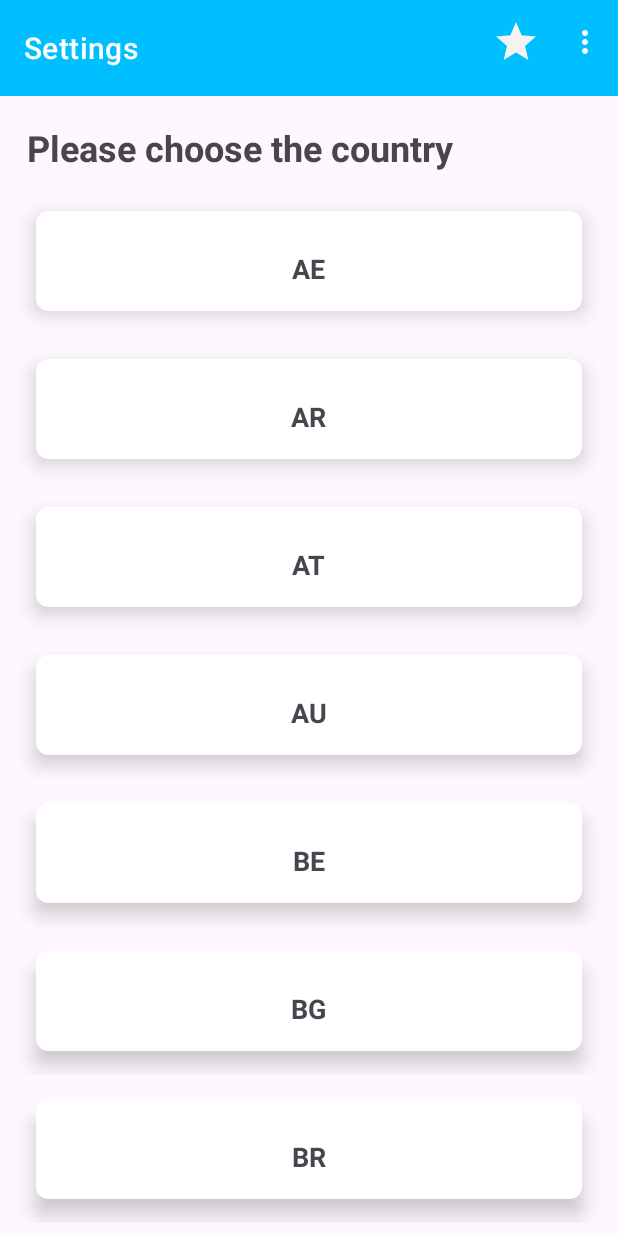
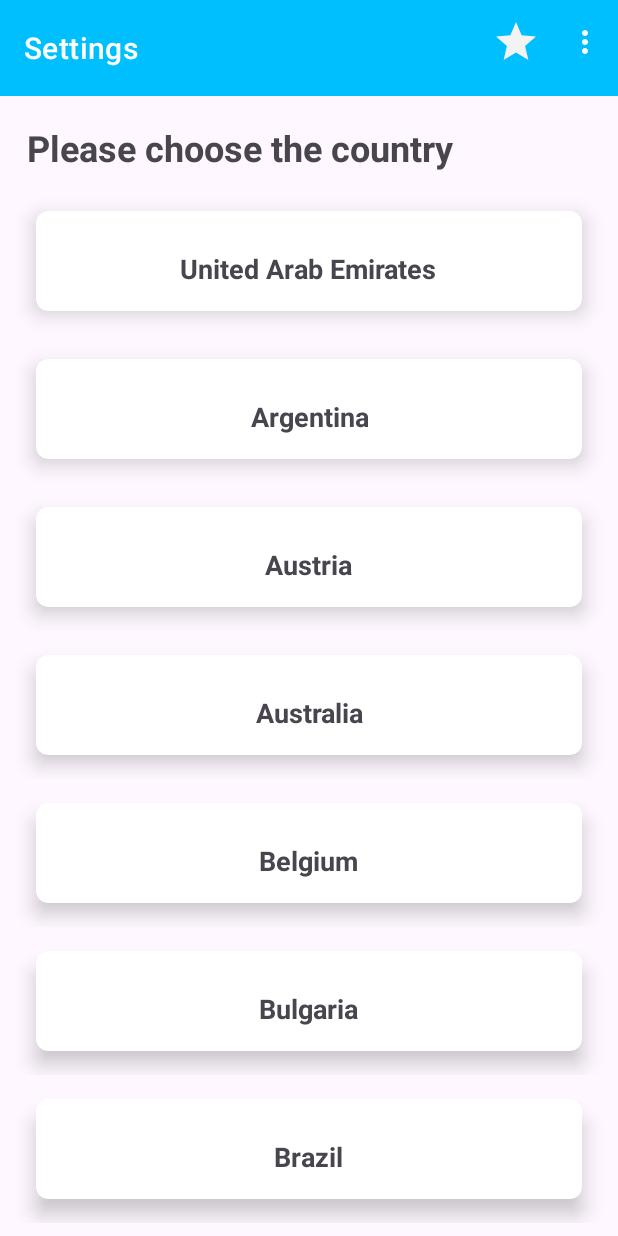
Before and after one commit to darsh-7/NewsApp, an Android app: the SettingsFragment screen opened through its navigation route, on a phone screen of 412 x 824 dp. Run offline under Robolectric (Android 15) with nearby library versions, the phone set to English and light mode, and no system bars; our stand-ins replace Firebase (no records; nobody signed in at launch, a user with empty details on screens opened directly).

Commit message:
country list

```diff
--- /dev/null
+++ b/app/src/main/java/com/darsh/news/data/remote/data_model/CounriesList.kt
@@ -0,0 +1,58 @@
+package com.darsh.news.data.remote.data_model
+
+val countryList = listOf(
+    Country("United Arab Emirates", "ae"),
+    Country("Argentina", "ar"),
+    Country("Austria", "at"),
+    Country("Australia", "au"),
+    Country("Belgium", "be"),
+    Country("Bulgaria", "bg"),
+    Country("Brazil", "br"),
+    Country("Canada", "ca"),
+    Country("Switzerland", "ch"),
+    Country("China", "cn"),
+    Country("Colombia", "co"),
+    Country("Cuba", "cu"),
+    Country("Czech Republic", "cz"),
+    Country("Germany", "de"),
+    Country("Egypt", "eg"),
+    Country("France", "fr"),
+    Country("United Kingdom", "gb"),
+    Country("Greece", "gr"),
+    Country("Hong Kong", "hk"),
+    Country("Hungary", "hu"),
+    Country("Indonesia", "id"),
+    Country("Ireland", "ie"),
+    Country("Israel", "il"),
+    Country("India", "in"),
+    Country("Italy", "it"),
+    Country("Japan", "jp"),
+    Country("South Korea", "kr"),
+    Country("Lithuania", "lt"),
+    Country("Latvia", "lv"),
+    Country("Morocco", "ma"),
+    Country("Mexico", "mx"),
+    Country("Malaysia", "my"),
+    Country("Nigeria", "ng"),
+    Country("Netherlands", "nl"),
+    Country("Norway", "no"),
+    Country("New Zealand", "nz"),
+    Country("Philippines", "ph"),
+    Country("Poland", "pl"),
+    Country("Portugal", "pt"),
+    Country("Romania", "ro"),
+    Country("Serbia", "rs"),
+    Country("Russia", "ru"),
+    Country("Saudi Arabia", "sa"),
+    Country("Sweden", "se"),
+    Country("Singapore", "sg"),
+    Country("Slovenia", "si"),
+    Country("Slovakia", "sk"),
+    Country("Thailand", "th"),
+    Country("Turkey", "tr"),
+    Country("Taiwan", "tw"),
+    Country("Ukraine", "ua"),
+    Country("United States", "us"),
+    Country("Venezuela", "ve"),
+    Country("South Africa", "za")
+)
--- /dev/null
+++ b/app/src/main/java/com/darsh/news/data/remote/data_model/Country.kt
@@ -0,0 +1,6 @@
+package com.darsh.news.data.remote.data_model
+
+data class Country(
+    val name: String,  // Shown to user
+    val code: String   // Sent to NewsAPI
+)
--- a/app/src/main/java/com/darsh/news/presentation/home/HomeFragment.kt
+++ b/app/src/main/java/com/darsh/news/presentation/home/HomeFragment.kt
@@ -36,6 +36,7 @@ class HomeFragment : Fragment() {
 
     override fun onViewCreated(view: View, savedInstanceState: Bundle?) {
         super.onViewCreated(view, savedInstanceState)
+        val selectedCountry = arguments?.getString("selectedCountry") ?: "us"
 
         adapter = HomeAdapter(emptyList())
         binding.recyclerView.layoutManager = LinearLayoutManager(requireContext())
@@ -44,6 +45,7 @@ class HomeFragment : Fragment() {
         adapter.setOnItemClickListener { category ->
             val bundle = Bundle().apply {
                 putString("category", category)
+                putString("selectedCountry", selectedCountry)
             }
             findNavController().navigate(R.id.action_homeFragment_to_newsFragment, bundle)
         }
--- a/app/src/main/java/com/darsh/news/presentation/ui/adapters/CountryAdapter.kt
+++ b/app/src/main/java/com/darsh/news/presentation/ui/adapters/CountryAdapter.kt
@@ -3,9 +3,13 @@ package com.darsh.news.presentation.ui.adapters
 import android.view.LayoutInflater
 import android.view.ViewGroup
 import androidx.recyclerview.widget.RecyclerView
+import com.darsh.news.data.remote.data_model.Country
 import com.darsh.news.databinding.CountriesListItemBinding
 
-class CountryAdapter(private val countries: List<String>) :
+class CountryAdapter(
+    private val countries: List<Country>,
+    private val onCountryClick: (Country) -> Unit
+) :
     RecyclerView.Adapter<CountryAdapter.CountryViewHolder>() {
 
     inner class CountryViewHolder(val binding: CountriesListItemBinding) :
@@ -22,7 +26,10 @@ class CountryAdapter(private val countries: List<String>) :
 
     override fun onBindViewHolder(holder: CountryViewHolder, position: Int) {
         val country = countries[position]
-        holder.binding.countryName.text = country
+        holder.binding.countryName.text = country.name
+        holder.binding.btnSelectCountry.setOnClickListener {
+            onCountryClick(country)
+        }
     }
 
     override fun getItemCount(): Int = countries.size
--- a/app/src/main/java/com/darsh/news/presentation/ui/fragments/CountryViewModel.kt
+++ b/app/src/main/java/com/darsh/news/presentation/ui/fragments/CountryViewModel.kt
@@ -4,16 +4,18 @@ import androidx.lifecycle.LiveData
 import androidx.lifecycle.MutableLiveData
 import androidx.lifecycle.ViewModel
 import com.darsh.news.data.remote.data_model.Country
+import com.darsh.news.data.remote.data_model.countryList
+
 //
 class CountryViewModel : ViewModel() {
-    private val _countries = MutableLiveData<List<String>>()
-    val countries: LiveData<List<String>> = _countries
+    private val _countries = MutableLiveData<List<Country>>()
+    val countries: LiveData<List<Country>> = _countries
 
     init {
         loadCountries()
     }
 
     private fun loadCountries() {
-        _countries.value = Country.values().map { it.name }
+        _countries.value = countryList.map { it }
     }
 }
--- a/app/src/main/java/com/darsh/news/presentation/ui/fragments/SettingsFragment.kt
+++ b/app/src/main/java/com/darsh/news/presentation/ui/fragments/SettingsFragment.kt
@@ -35,7 +35,13 @@ class SettingsFragment : Fragment() {
 
         binding.countriesRv.layoutManager = LinearLayoutManager(requireContext())
         countryViewModel.countries.observe(viewLifecycleOwner) { countries ->
-            adapter = CountryAdapter(countries)
+            adapter = CountryAdapter(countries) {
+                val selectedCountry = it.code
+                val bundle = Bundle().apply {
+                    putString("selectedCountry", selectedCountry)
+                }
+                findNavController().navigate(R.id.action_settingsFragment_to_homeFragment, bundle)
+            }
             binding.countriesRv.adapter = adapter
         }
 
--- /dev/null
+++ b/app/src/main/res/anim/slide_in_left.xml
@@ -0,0 +1,5 @@
+<?xml version="1.0" encoding="utf-8"?>
+<translate xmlns:android="http://schemas.android.com/apk/res/android"
+    android:duration="250"
+    android:fromXDelta="-100%"
+    android:toXDelta="0%" />
--- /dev/null
+++ b/app/src/main/res/anim/slide_in_right.xml
@@ -0,0 +1,5 @@
+<?xml version="1.0" encoding="utf-8"?>
+<translate xmlns:android="http://schemas.android.com/apk/res/android"
+    android:duration="250"
+    android:fromXDelta="100%"
+    android:toXDelta="0%" />
--- /dev/null
+++ b/app/src/main/res/anim/slide_out_left.xml
@@ -0,0 +1,5 @@
+<?xml version="1.0" encoding="utf-8"?>
+<translate xmlns:android="http://schemas.android.com/apk/res/android"
+    android:duration="250"
+    android:fromXDelta="0%"
+    android:toXDelta="-100%" />
--- /dev/null
+++ b/app/src/main/res/anim/slide_out_right.xml
@@ -0,0 +1,5 @@
+<?xml version="1.0" encoding="utf-8"?>
+<translate xmlns:android="http://schemas.android.com/apk/res/android"
+    android:duration="250"
+    android:fromXDelta="0%"
+    android:toXDelta="100%" />
--- a/app/src/main/res/layout/countries_list_item.xml
+++ b/app/src/main/res/layout/countries_list_item.xml
@@ -14,6 +14,7 @@
         android:layout_margin="16dp">
 //
     <LinearLayout
+        android:id="@+id/btn_select_country"
         android:layout_width="match_parent"
         android:layout_height="wrap_content"
         android:orientation="vertical"
@@ -27,6 +28,8 @@
             android:layout_height="wrap_content"
             android:text="Elevated Card Title"
             android:textSize="18sp"
+            android:layout_gravity="center"
+            android:gravity="center"
             android:textStyle="bold"
             />
 
--- a/app/src/main/res/navigation/app_nav.xml
+++ b/app/src/main/res/navigation/app_nav.xml
@@ -12,13 +12,25 @@
         tools:layout="@layout/fragment_sign_in" >
         <action
             android:id="@+id/action_signInFragment_to_signUpFragment2"
-            app:destination="@id/signUpFragment2" />
+            app:destination="@id/signUpFragment2"
+            app:enterAnim="@anim/slide_in_right"
+            app:exitAnim="@anim/slide_out_left"
+            app:popEnterAnim="@anim/slide_in_left"
+            app:popExitAnim="@anim/slide_out_right"/>
         <action
             android:id="@+id/action_signInFragment_to_homeFragment"
-            app:destination="@id/homeFragment" />
+            app:destination="@id/homeFragment"
+            app:enterAnim="@anim/slide_in_right"
+            app:exitAnim="@anim/slide_out_left"
+            app:popEnterAnim="@anim/slide_in_left"
+            app:popExitAnim="@anim/slide_out_right"/>
         <action
             android:id="@+id/action_signInFragment_to_resetPasswordFragment"
-            app:destination="@id/resetPasswordFragment" />
+            app:destination="@id/resetPasswordFragment"
+            app:enterAnim="@anim/slide_in_right"
+            app:exitAnim="@anim/slide_out_left"
+            app:popEnterAnim="@anim/slide_in_left"
+            app:popExitAnim="@anim/slide_out_right"/>
     </fragment>
     <fragment
         android:id="@+id/signUpFragment2"
@@ -27,21 +39,40 @@
         tools:layout="@layout/fragment_sign_up" >
         <action
             android:id="@+id/action_signUpFragment2_to_signInFragment"
-            app:destination="@id/signInFragment" />
+            app:destination="@id/signInFragment"
+            app:enterAnim="@anim/slide_in_right"
+            app:exitAnim="@anim/slide_out_left"
+            app:popEnterAnim="@anim/slide_in_left"
+            app:popExitAnim="@anim/slide_out_right"/>
         <action
             android:id="@+id/action_signUpFragment2_to_verifyFragment"
-            app:destination="@id/verifyFragment" />
+            app:destination="@id/verifyFragment"
+            app:enterAnim="@anim/slide_in_right"
+            app:exitAnim="@anim/slide_out_left"
+            app:popEnterAnim="@anim/slide_in_left"
+            app:popExitAnim="@anim/slide_out_right"/>
     </fragment>
     <fragment
         android:id="@+id/settingsFragment"
         android:name="com.darsh.news.presentation.ui.fragments.SettingsFragment"
         android:label="fragment_settings"
         tools:layout="@layout/fragment_settings" >
+        <action
+            android:id="@+id/action_settingsFragment_to_homeFragment"
+            app:destination="@id/homeFragment"
+            app:enterAnim="@anim/slide_in_right"
+            app:exitAnim="@anim/slide_out_left"
+            app:popEnterAnim="@anim/slide_in_left"
+            app:popExitAnim="@anim/slide_out_right"/>
     </fragment>
 
     <action
         android:id="@+id/action_settingsFragment_to_favouritFragment"
-        app:destination="@id/FavouritFragment" />
+        app:destination="@id/FavouritFragment"
+        app:enterAnim="@anim/slide_in_right"
+        app:exitAnim="@anim/slide_out_left"
+        app:popEnterAnim="@anim/slide_in_left"
+        app:popExitAnim="@anim/slide_out_right"/>
     <fragment
         android:id="@+id/FavouritFragment"
         android:name="com.darsh.news.presentation.newsList.FavouritFragment"
@@ -49,7 +80,11 @@
         tools:layout="@layout/fragment_favourit" >
         <action
             android:id="@+id/action_FavouritFragment_to_homeFragment"
-            app:destination="@id/homeFragment" />
+            app:destination="@id/homeFragment"
+            app:enterAnim="@anim/slide_in_right"
+            app:exitAnim="@anim/slide_out_left"
+            app:popEnterAnim="@anim/slide_in_left"
+            app:popExitAnim="@anim/slide_out_right"/>
     </fragment>
     <fragment
         android:id="@+id/newsFragment"
@@ -62,13 +97,25 @@
         tools:layout="@layout/fragment_home" >
         <action
             android:id="@+id/action_homeFragment_to_newsFragment"
-            app:destination="@id/newsFragment" />
+            app:destination="@id/newsFragment"
+            app:enterAnim="@anim/slide_in_right"
+            app:exitAnim="@anim/slide_out_left"
+            app:popEnterAnim="@anim/slide_in_left"
+            app:popExitAnim="@anim/slide_out_right"/>
         <action
             android:id="@+id/action_homeFragment_to_favouritFragment"
-            app:destination="@id/FavouritFragment" />
+            app:destination="@id/FavouritFragment"
+            app:enterAnim="@anim/slide_in_right"
+            app:exitAnim="@anim/slide_out_left"
+            app:popEnterAnim="@anim/slide_in_left"
+            app:popExitAnim="@anim/slide_out_right"/>
         <action
             android:id="@+id/action_homeFragment_to_settingsFragment"
-            app:destination="@id/settingsFragment" />
+            app:destination="@id/settingsFragment"
+            app:enterAnim="@anim/slide_in_right"
+            app:exitAnim="@anim/slide_out_left"
+            app:popEnterAnim="@anim/slide_in_left"
+            app:popExitAnim="@anim/slide_out_right"/>
     </fragment>
     <fragment
         android:id="@+id/verifyFragment"
@@ -77,7 +124,11 @@
         tools:layout="@layout/fragment_verify" >
         <action
             android:id="@+id/action_verifyFragment_to_signInFragment"
-            app:destination="@id/signInFragment" />
+            app:destination="@id/signInFragment"
+            app:enterAnim="@anim/slide_in_right"
+            app:exitAnim="@anim/slide_out_left"
+            app:popEnterAnim="@anim/slide_in_left"
+            app:popExitAnim="@anim/slide_out_right"/>
     </fragment>
     <fragment
         android:id="@+id/resetPasswordFragment"
```
Also changed, not shown: app/src/main/java/com/darsh/news/data/remote/data_model/News.kt (+56 -56 lines), app/src/main/java/com/darsh/news/presentation/newsList/NewsFragment.kt (+13 -13 lines).
